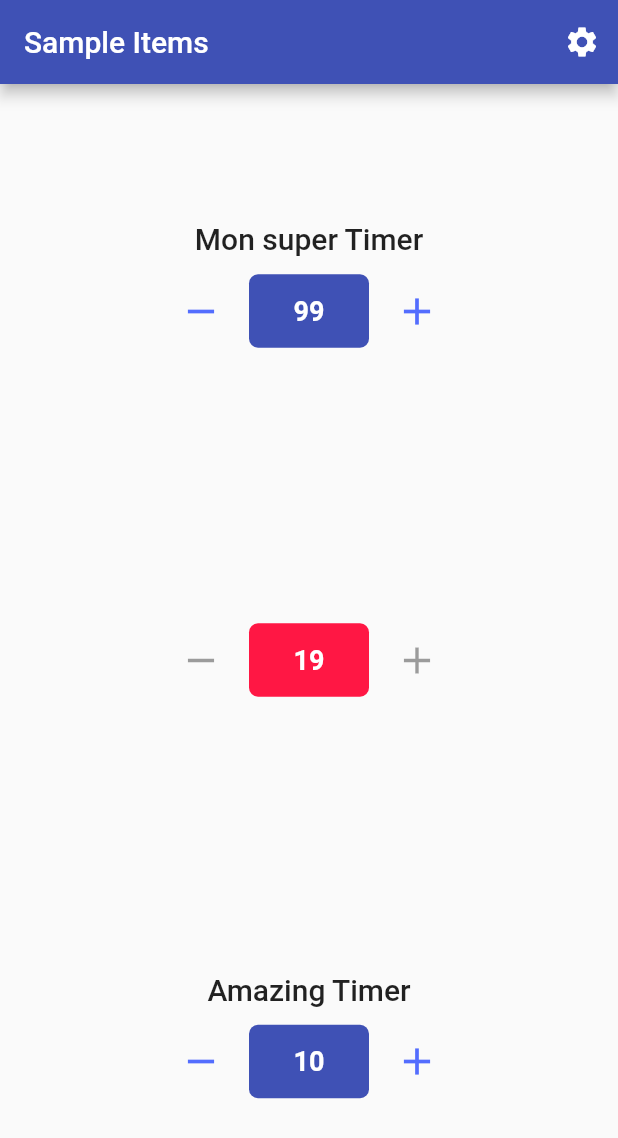
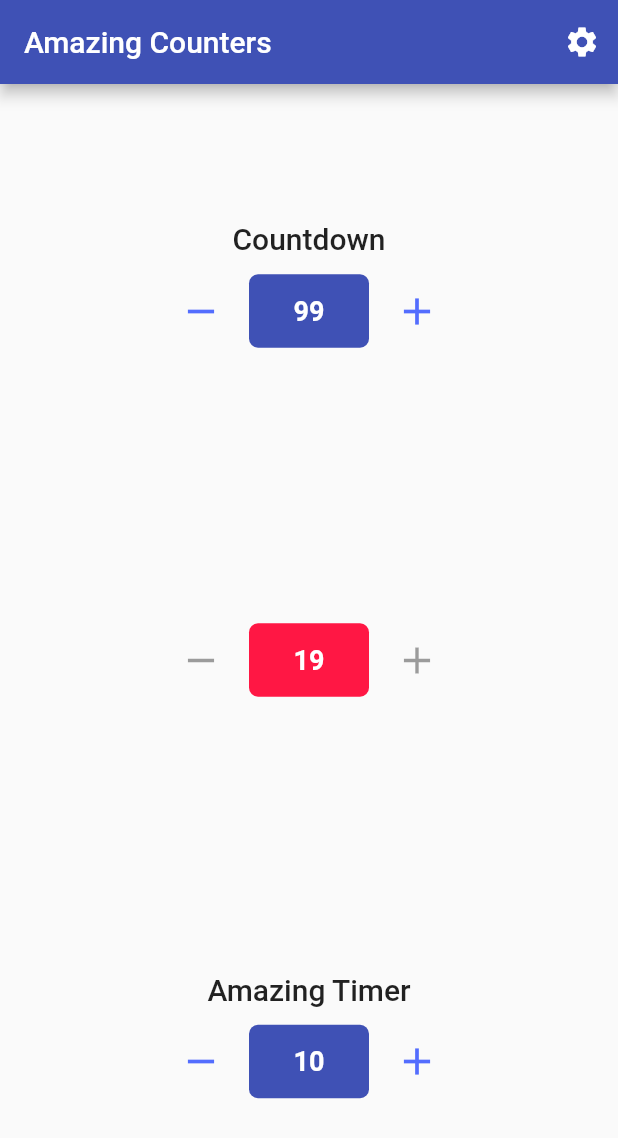
Before and after one commit to 5im0n/amazing-counters, a Flutter app: the screen it shows after launch, after a tap on the "settings" icon, after a tap on the "remove" icon, on a phone screen of 412 x 824 dp. Shown: the top 1138 px of the screen. Run offline on Flutter 3.47's test engine with Material 2 defaults, Android fonts, the phone set to English and light mode, and no system bars; generated files the repository leaves out were written again.

Commit message:
chore(): localize some strings

```diff
--- a/lib/src/home/home.dart
+++ b/lib/src/home/home.dart
@@ -1,4 +1,5 @@
 import 'package:flutter/material.dart';
+import 'package:flutter_gen/gen_l10n/app_localizations.dart';
 
 import '../settings/settings_view.dart';
 import 'count_down_timer.dart';
@@ -15,7 +16,7 @@ class HomeView extends StatelessWidget {
   Widget build(BuildContext context) {
     return Scaffold(
       appBar: AppBar(
-        title: const Text('Sample Items'),
+        title: Text(AppLocalizations.of(context)!.appTitle),
         actions: [
           IconButton(
             icon: const Icon(Icons.settings),
@@ -29,10 +30,10 @@ class HomeView extends StatelessWidget {
         ],
       ),
       body: Center(
-          child: Column(mainAxisAlignment: MainAxisAlignment.spaceAround, children: const [
-        CountdownTimer(time: 100, title: 'Mon super Timer'),
-        CountdownTimer(time: 30, autoStart: true),
-        CountdownTimer.amazing(time: 10),
+          child: Column(mainAxisAlignment: MainAxisAlignment.spaceAround, children: [
+        CountdownTimer(time: 100, title: AppLocalizations.of(context)!.countDown),
+        const CountdownTimer(time: 30, autoStart: true),
+        const CountdownTimer.amazing(time: 10),
       ])),
     );
   }
--- a/lib/src/localization/app_en.arb
+++ b/lib/src/localization/app_en.arb
@@ -2,5 +2,7 @@
   "appTitle": "Amazing Counters",
   "@appTitle": {
     "description": "The title of the application"
-  }
+  },
+  "countDown": "Countdown",
+   "settingsTitle": "Settings"
 }
--- a/lib/src/localization/app_fr.arb
+++ b/lib/src/localization/app_fr.arb
@@ -1,3 +1,5 @@
 {
-  "appTitle": "Amazing Counters"
+  "appTitle": "Amazing Counters",
+  "countDown": "Compte à rebours",
+  "settingsTitle": "Paramètres"
 }
--- a/lib/src/settings/settings_view.dart
+++ b/lib/src/settings/settings_view.dart
@@ -1,4 +1,5 @@
 import 'package:flutter/material.dart';
+import 'package:flutter_gen/gen_l10n/app_localizations.dart';
 
 import 'settings_controller.dart';
 
@@ -17,7 +18,7 @@ class SettingsView extends StatelessWidget {
   Widget build(BuildContext context) {
     return Scaffold(
         appBar: AppBar(
-          title: const Text('Settings'),
+          title: Text(AppLocalizations.of(context)!.settingsTitle),
         ),
         body: ListView(
           children: [
```
